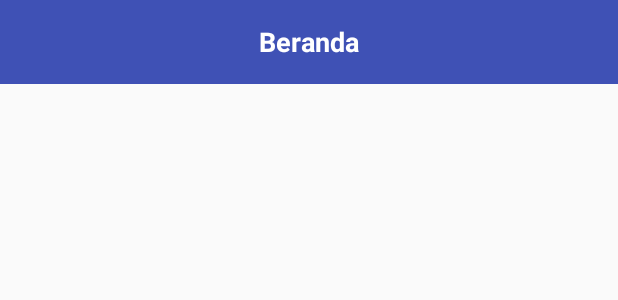
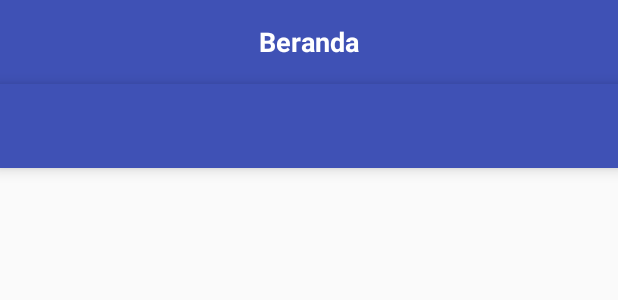
Before and after one commit to amsibsam/CRYSDIP, an Android app: the layout activity_home.xml on its own in the app's theme, with its tools: preview values and no code run, on a phone screen of 412 x 824 dp. Shown: the top 300 px of the screen. Run offline under Robolectric (Android 15) with nearby library versions, the phone set to English and light mode, and no system bars.

Commit message:
add tablayout and viewpager

```diff
--- a/app/build.gradle
+++ b/app/build.gradle
@@ -24,8 +24,8 @@ android {
 dependencies {
     compile fileTree(include: ['*.jar'], dir: 'libs')
     testCompile 'junit:junit:4.12'
-    compile 'com.android.support:appcompat-v7:23.1.1'
     apt "com.google.dagger:dagger-compiler:2.0.1"
+    compile 'com.android.support:appcompat-v7:23.2.0'
     compile 'com.google.dagger:dagger:2.0.1'
     compile 'javax.annotation:jsr250-api:1.0'
     compile 'com.google.code.gson:gson:2.4'
@@ -41,4 +41,5 @@ dependencies {
     compile 'com.trello:rxlifecycle:0.3.0'
     compile 'com.trello:rxlifecycle-components:0.3.0'
     compile 'com.android.support:design:23.2.0'
+    compile 'com.android.support:support-v4:23.2.0'
 }
--- a/app/src/main/AndroidManifest.xml
+++ b/app/src/main/AndroidManifest.xml
@@ -15,8 +15,8 @@
                 <category android:name="android.intent.category.LAUNCHER" />
             </intent-filter>
         </activity>
-        <activity android:name=".ui.activity.LoginActivity" />
-        <activity android:name=".ui.activity.HomeActivity"></activity>
+        <activity android:name=".ui.ui.activity.LoginActivity" />
+        <activity android:name=".ui.ui.activity.HomeActivity"></activity>
     </application>
 
 </manifest>
--- a/app/src/main/java/com/uny/crysdip/ui/activity/LoginActivity.java
+++ b/app/src/main/java/com/uny/crysdip/ui/ui/activity/LoginActivity.java
@@ -1,4 +1,4 @@
-package com.uny.crysdip.ui.activity;
+package com.uny.crysdip.ui.ui.activity;
 
 import android.databinding.DataBindingUtil;
 import android.support.v7.app.AppCompatActivity;
--- a/app/src/main/res/layout/activity_home.xml
+++ b/app/src/main/res/layout/activity_home.xml
@@ -3,7 +3,7 @@
     xmlns:tools="http://schemas.android.com/tools"
     xmlns:app="http://schemas.android.com/apk/res-auto">
 
-    <TabHost
+    <RelativeLayout
         android:id="@android:id/tabhost"
         android:layout_width="fill_parent"
         android:layout_height="fill_parent">
@@ -14,6 +14,7 @@
             android:layout_height="fill_parent"
             android:orientation="vertical">
             <android.support.v7.widget.Toolbar
+                android:id="@+id/toolbar"
                 android:background="@color/colorPrimary"
                 android:layout_width="match_parent"
                 android:layout_height="?attr/actionBarSize"
@@ -34,24 +35,22 @@
                         android:layout_height="wrap_content" />
                 </RelativeLayout>
             </android.support.v7.widget.Toolbar>
+            <android.support.design.widget.TabLayout
+                android:id="@+id/tab_layout"
+                android:layout_width="match_parent"
+                android:layout_height="wrap_content"
+                android:layout_below="@+id/toolbar"
+                android:background="?attr/colorPrimary"
+                android:elevation="6dp"
+                android:minHeight="?attr/actionBarSize"
+                android:theme="@style/ThemeOverlay.AppCompat.Dark.ActionBar"/>
 
-            <TabWidget
-                android:background="@color/colorPrimary"
-                android:id="@android:id/tabs"
-                android:layout_width="fill_parent"
-                android:layout_height="wrap_content"
-                android:divider="#7f7c7c">
-
-            </TabWidget>
-
-            <FrameLayout
-                android:id="@android:id/tabcontent"
-                android:layout_width="fill_parent"
-                android:layout_height="fill_parent">
-
-            </FrameLayout>
-
+            <android.support.v4.view.ViewPager
+                android:id="@+id/pager"
+                android:layout_width="match_parent"
+                android:layout_height="fill_parent"
+                android:layout_below="@id/tab_layout"/>
         </LinearLayout>
 
-    </TabHost>
+    </RelativeLayout>
 </layout>
--- a/app/src/main/res/layout/activity_login.xml
+++ b/app/src/main/res/layout/activity_login.xml
@@ -6,7 +6,7 @@
     android:layout_width="match_parent"
     android:layout_height="match_parent"
     android:background="@color/colorPrimary"
-    tools:context="com.uny.crysdip.ui.activity.LoginActivity">
+    tools:context=".ui.ui.activity.LoginActivity">
     <android.support.v7.widget.Toolbar
         android:id="@+id/toolbar"
         android:background="@android:color/transparent"
--- a/app/src/main/res/values/strings.xml
+++ b/app/src/main/res/values/strings.xml
@@ -1,3 +1,6 @@
 <resources>
     <string name="app_name">CRYSDIP</string>
+
+    <!-- TODO: Remove or change this placeholder text -->
+    <string name="hello_blank_fragment">Hello blank fragment</string>
 </resources>
```
Also changed, not shown: app/src/main/java/com/uny/crysdip/ui/activity/HomeActivity.java (deleted, +0 -15 lines), app/src/main/java/com/uny/crysdip/ui/ui/activity/HomeActivity.java (added, +56 -0 lines), app/src/main/java/com/uny/crysdip/ui/ui/adapter/TabAdapter.java (added, +44 -0 lines), app/src/main/java/com/uny/crysdip/ui/ui/fragment/FavoritFragment.java (added, +30 -0 lines), app/src/main/java/com/uny/crysdip/ui/ui/fragment/ListIndustriFragment.java (added, +30 -0 lines), app/src/main/java/com/uny/crysdip/ui/ui/fragment/RecomendationFragment.java (added, +30 -0 lines), app/src/main/res/layout/fragment_favorit.xml (added, +13 -0 lines), app/src/main/res/layout/fragment_list_industri.xml (added, +13 -0 lines), app/src/main/res/layout/fragment_recomendation.xml (added, +13 -0 lines).
